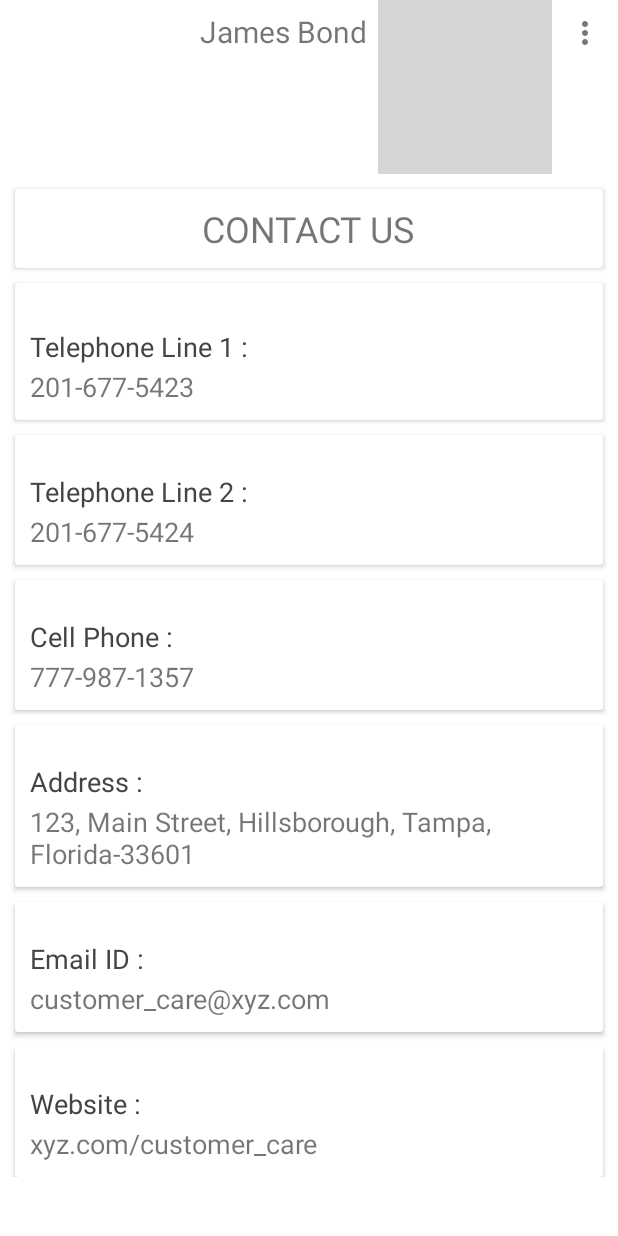
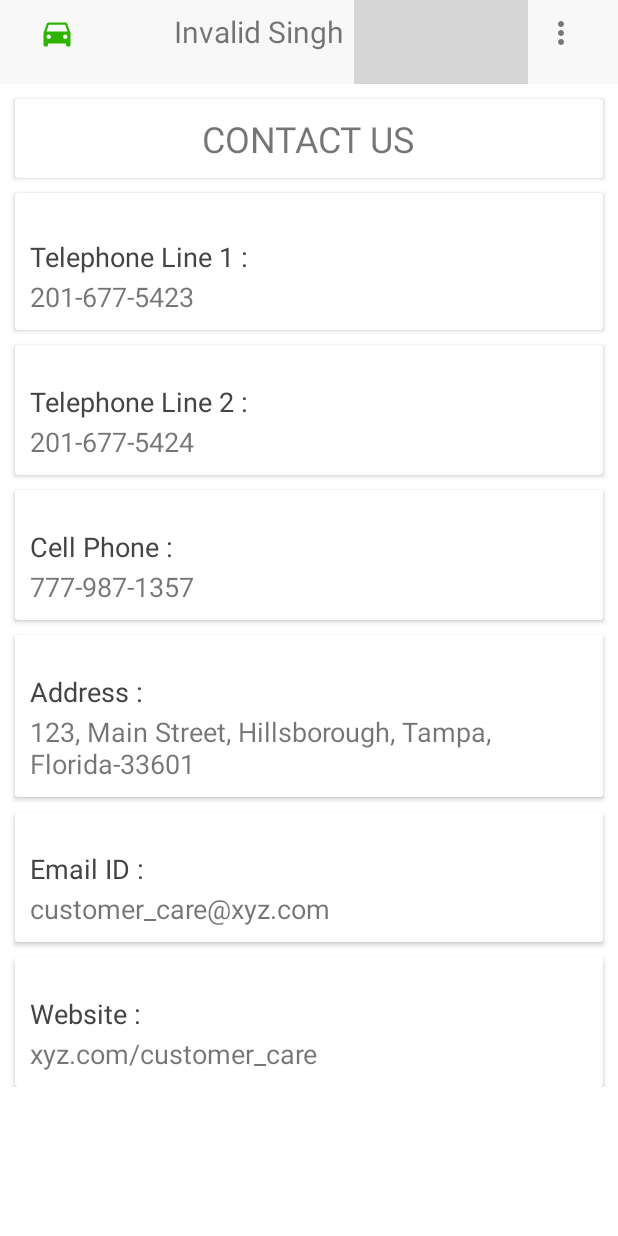
Before and after one commit to samyak1080/InsuranceApp, an Android app: the fragment ContactUs placed in its activity, on a phone screen of 412 x 824 dp. Run offline under Robolectric (Android 15) with nearby library versions, the phone set to English and light mode, and no system bars; our stand-ins replace Picasso; pictures from the network do not load; grey boxes are pictures that could not be loaded.

Commit message:
home button

```diff
--- a/MyApplication2/app/src/main/java/com/notez/com/myapplication/ContactUs.java
+++ b/MyApplication2/app/src/main/java/com/notez/com/myapplication/ContactUs.java
@@ -74,7 +74,7 @@ public class ContactUs extends Fragment {
         address.setText("123, Main Street, Hillsborough, Tampa, Florida-33601");
         email.setText("customer_care@xyz.com");
         website.setText("xyz.com/customer_care");
-
+        MainActivity.actionBar.show();
 
         return rootView;
     }
--- a/MyApplication2/app/src/main/java/com/notez/com/myapplication/Policy.java
+++ b/MyApplication2/app/src/main/java/com/notez/com/myapplication/Policy.java
@@ -105,6 +105,7 @@ public class Policy extends Fragment {
         primary_ind=rootView.findViewById(R.id.primary_ind);
         under_insured_mv_pd=rootView.findViewById(R.id.under_insured_mv_pd);
         uninsured_mv_bi=rootView.findViewById(R.id.uninsured_mv_bi);
+        MainActivity.actionBar.show();
         new PolicyDetails(MainActivity.policy_id).execute();
         return rootView;
     }
--- a/MyApplication2/app/src/main/java/com/notez/com/myapplication/RoadsideAssistance.java
+++ b/MyApplication2/app/src/main/java/com/notez/com/myapplication/RoadsideAssistance.java
@@ -93,6 +93,7 @@ public class RoadsideAssistance extends Fragment {
         name_tab = rootView.findViewById(R.id.name);
         contact_number_tab = rootView.findViewById(R.id.contact_number);
         address_tab = rootView.findViewById(R.id.address);
+        MainActivity.actionBar.show();
         new RoadsideAssistanceDetails().execute();
         return rootView;
     }
--- a/MyApplication2/app/src/main/res/layout/fragment_contact_us.xml
+++ b/MyApplication2/app/src/main/res/layout/fragment_contact_us.xml
@@ -12,40 +12,7 @@
         android:orientation="vertical"
         android:layout_height="match_parent">
 
-        <RelativeLayout
-            xmlns:android="http://schemas.android.com/apk/res/android" android:layout_width="match_parent"
-            android:layout_height="wrap_content"
-            android:orientation="horizontal"
-            >
-            <TextView
-                android:layout_width="wrap_content"
-                android:layout_height="wrap_content"
-                android:id="@+id/usrnm"
-                android:padding="7dp"
-                android:textAlignment="center"
-                android:layout_toLeftOf="@id/home_butn"
-                android:text="James Bond"
-                android:textSize="20sp"
 
-                />
-            <ImageView
-                android:id="@+id/home_butn"
-                android:layout_width="wrap_content"
-                android:layout_height="wrap_content"
-                android:layout_toLeftOf="@id/menu_butn"
-                android:baselineAlignBottom="false"
-                android:padding="10dp"
-                android:src="@drawable/ic_home"
-                android:textAlignment="center" />
-            <ImageView
-                android:layout_width="wrap_content"
-                android:layout_height="wrap_content"
-                android:padding="10dp"
-                android:id="@+id/menu_butn"
-                android:layout_alignParentRight="true"
-                android:src="@drawable/menu_grey_24dp"
-                />
-        </RelativeLayout>>
 
 
         <android.support.v7.widget.CardView
```
